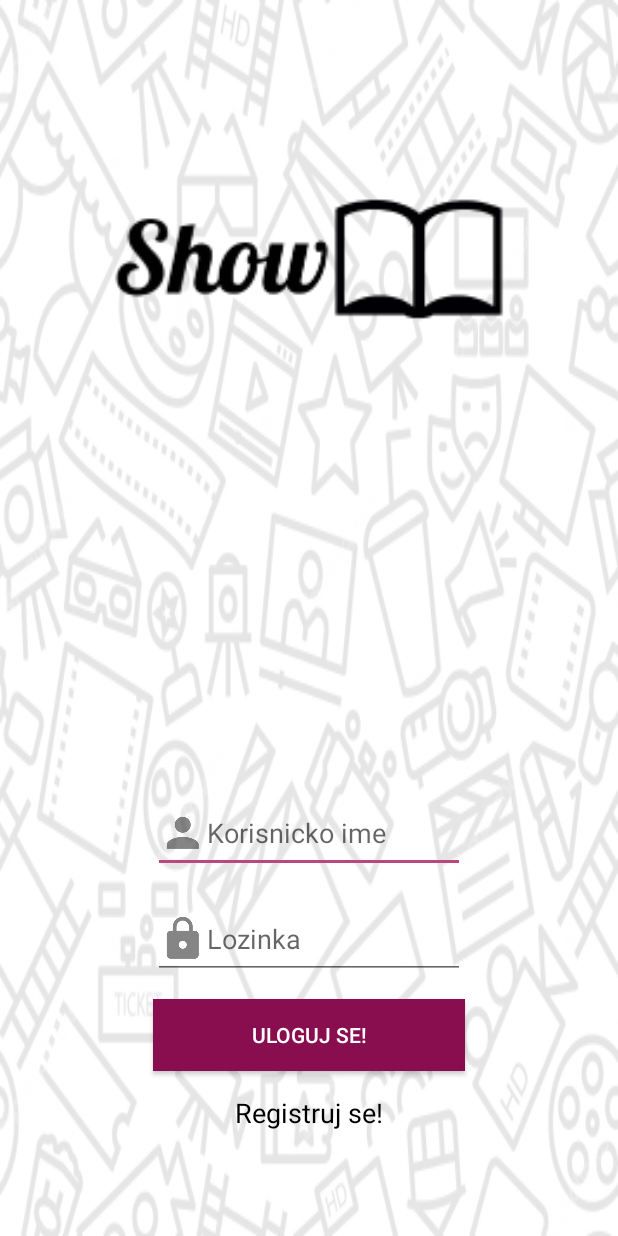
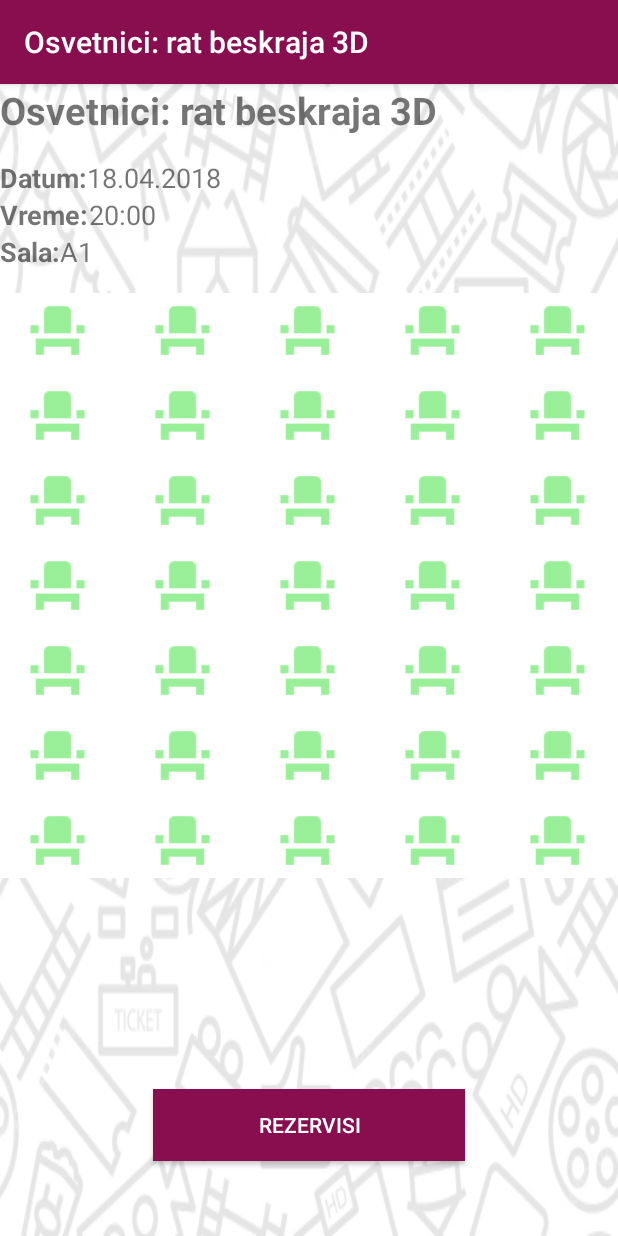
Before and after one commit to tamaramrksic/PMA, an Android app: the screen it shows after launch (LoginActivity before the commit, SeatReserveActivity after it), on a phone screen of 412 x 824 dp. Run offline under Robolectric (Android 15) with nearby library versions, the phone set to English and light mode, and no system bars.

Commit message:
Implemented window for reservation. #7

```diff
--- a/app/src/main/AndroidManifest.xml
+++ b/app/src/main/AndroidManifest.xml
@@ -13,15 +13,11 @@
         <activity
             android:name=".LoginActivity"
             android:theme="@style/ThemeWithoutToolBar">
-            <intent-filter>
-                <action android:name="android.intent.action.MAIN" />
-
-                <category android:name="android.intent.category.LAUNCHER" />
-            </intent-filter>
         </activity>
         <activity
             android:name=".RegisterActivity"
-            android:theme="@style/ThemeWithoutToolBar"></activity>
+            android:theme="@style/ThemeWithoutToolBar">
+        </activity>
         <activity
             android:name=".SettingsActivity"
             android:label="@string/settings"
@@ -35,6 +31,15 @@
             android:name=".ReservedShowDetailsActivity"
             android:label="@string/show_name_value">
         </activity>
+        <activity android:name=".SeatReserveActivity"
+            android:label="@string/show_name_value"
+            >
+            <intent-filter>
+                <action android:name="android.intent.action.MAIN" />
+
+                <category android:name="android.intent.category.LAUNCHER" />
+            </intent-filter>
+        </activity>
     </application>
 
 </manifest>
--- /dev/null
+++ b/app/src/main/java/com/example/ftn/showbook/ImageAdapter.java
@@ -0,0 +1,85 @@
+package com.example.ftn.showbook;
+
+import android.content.Context;
+import android.graphics.Color;
+import android.support.v4.content.ContextCompat;
+import android.view.LayoutInflater;
+import android.view.View;
+import android.view.ViewGroup;
+import android.widget.BaseAdapter;
+import android.widget.ImageView;
+import android.widget.TextView;
+
+import java.util.ArrayList;
+import java.util.List;
+
+public class ImageAdapter extends BaseAdapter {
+
+    private Context mContext;
+    List<Integer> selectedPositions = new ArrayList<>();
+    Integer[] numbers = new Integer[] {
+            1,2,3,4,5,6,7,8,9,10,11,12,13,14,15,16,17,18,19,
+            20,21,22,23,24,25,26,27,28,29,30,31,32,33,34,35
+    };
+
+    public ImageAdapter(Context c) {
+        mContext = c;
+    }
+    public int getCount() {
+        return numbers.length;
+    }
+
+    public Object getItem(int position) {
+        return numbers[position];
+    }
+
+    public long getItemId(int position) {
+        return position;
+    }
+
+    // create a new ImageView for each item referenced by the Adapter
+    public View getView(int position, View convertView, ViewGroup parent) {
+        ImageView imageView;
+        //com.example.ftn.showbook.ImageView imageView;
+        if (convertView == null) {
+           // if it's not recycled, initialize some attributes
+            imageView = new ImageView(mContext);
+            imageView.setLayoutParams(new ViewGroup.LayoutParams(75, 75));
+            imageView.setScaleType(ImageView.ScaleType.CENTER_CROP);
+            imageView.setPadding(5, 5, 5, 5);
+           /* if(position %2 == 0) {
+                imageView.setColorFilter(ContextCompat.getColor(mContext, R.color.colorFree));
+            }else {
+                imageView.setColorFilter(ContextCompat.getColor(mContext, R.color.colorBusy));
+            }*/
+            imageView.setColorFilter(ContextCompat.getColor(mContext, R.color.colorFree));
+        } else {
+            imageView = (ImageView) convertView;
+                  }
+        imageView.setImageResource(R.drawable.ic_action_seat);
+        imageView.setBackgroundColor(selectedPositions.contains(position)? Color.GRAY : Color.WHITE);
+        return imageView;
+    }
+
+}
+/*
+TextView textView;
+        if (convertView == null) {
+            final LayoutInflater layoutInflater = LayoutInflater.from(mContext);
+            convertView = layoutInflater.inflate(R.layout.seat_item, null);
+        }
+        final ImageView imageView = (ImageView)convertView.findViewById(R.id.seat);
+        imageView.setLayoutParams(new ViewGroup.LayoutParams(70, 70));
+        imageView.setScaleType(ImageView.ScaleType.CENTER_CROP);
+        imageView.setPadding(5, 5, 5, 5);
+        if(position %2 == 0) {
+            imageView.setColorFilter(ContextCompat.getColor(mContext, R.color.colorFree));
+        }else {
+            imageView.setColorFilter(ContextCompat.getColor(mContext, R.color.colorBusy));
+        }
+        imageView.setImageResource(R.drawable.ic_action_seat);
+        textView = (TextView)convertView.findViewById(R.id.seat_number);
+        //String text = String.valueOf(position %5 + 1);
+       // textView.setText(text);
+        return convertView;
+ */
--- /dev/null
+++ b/app/src/main/java/com/example/ftn/showbook/SeatReserveActivity.java
@@ -0,0 +1,41 @@
+package com.example.ftn.showbook;
+
+import android.graphics.Color;
+import android.support.v7.app.AppCompatActivity;
+import android.os.Bundle;
+import android.view.View;
+import android.widget.AdapterView;
+import android.widget.GridView;
+import android.widget.Toast;
+
+public class SeatReserveActivity extends AppCompatActivity {
+
+    @Override
+    protected void onCreate(Bundle savedInstanceState) {
+        super.onCreate(savedInstanceState);
+        setContentView(R.layout.activity_seat_reserve);
+
+
+
+        GridView gridview = (GridView) findViewById(R.id.gridview);
+        final ImageAdapter adapter = new ImageAdapter(this);
+        gridview.setAdapter(adapter);
+        gridview.setOnItemClickListener(new AdapterView.OnItemClickListener() {
+            public void onItemClick(AdapterView<?> parent, View v,
+                                    int position, long id) {
+
+                int selectedIndex = adapter.selectedPositions.indexOf(position);
+                if (selectedIndex > -1) {
+                    adapter.selectedPositions.remove(selectedIndex);
+                    //((ImageView)v).display(false);
+                    (v).setBackgroundColor( Color.WHITE);
+                } else {
+                    adapter.selectedPositions.add(position);
+                    //((ImageView)v).display(true);
+
+                    (v).setBackgroundColor( Color.GRAY);
+                }
+            }
+        });
+    }
+}
--- /dev/null
+++ b/app/src/main/res/layout/activity_seat_reserve.xml
@@ -0,0 +1,116 @@
+<?xml version="1.0" encoding="utf-8"?>
+
+<RelativeLayout xmlns:android="http://schemas.android.com/apk/res/android"
+    xmlns:tools="http://schemas.android.com/tools"
+    android:layout_width="match_parent"
+    android:layout_height="match_parent"
+    tools:context=".SeatReserveActivity"
+    android:background="@drawable/cinema10">
+
+
+<TextView
+    android:id="@+id/show_name_heading"
+    android:layout_width="wrap_content"
+    android:layout_height="wrap_content"
+    android:layout_below="@id/show_image"
+    android:text="@string/show_name_value"
+    android:textSize="25sp"
+    android:gravity="center"
+    android:textStyle="bold"/>
+
+    <LinearLayout
+        android:id="@+id/date_row"
+        android:layout_width="match_parent"
+        android:layout_height="wrap_content"
+        android:orientation="horizontal"
+        android:layout_below="@id/show_duration_row"
+        android:paddingTop="50dp">
+
+        <TextView
+            android:layout_width="wrap_content"
+            android:layout_height="wrap_content"
+            android:text="@string/date_label"
+            android:textSize="18sp"
+            android:textStyle="bold"/>
+
+        <TextView
+            android:layout_width="wrap_content"
+            android:layout_height="wrap_content"
+            android:text="@string/date_value"
+            android:textSize="18sp"/>
+
+    </LinearLayout>
+
+    <LinearLayout
+        android:id="@+id/time_row"
+        android:layout_width="match_parent"
+        android:layout_height="wrap_content"
+        android:orientation="horizontal"
+        android:layout_below="@id/date_row">
+
+        <TextView
+            android:layout_width="wrap_content"
+            android:layout_height="wrap_content"
+            android:text="@string/time_label"
+            android:textSize="18sp"
+            android:textStyle="bold"/>
+
+        <TextView
+            android:layout_width="wrap_content"
+            android:layout_height="wrap_content"
+            android:text="@string/time_value"
+            android:textSize="18sp"/>
+
+    </LinearLayout>
+
+    <LinearLayout
+        android:id="@+id/hall_row"
+        android:layout_width="match_parent"
+        android:layout_height="wrap_content"
+        android:orientation="horizontal"
+        android:layout_below="@id/time_row">
+
+        <TextView
+            android:layout_width="wrap_content"
+            android:layout_height="wrap_content"
+            android:text="@string/hall_label"
+            android:textSize="18sp"
+            android:textStyle="bold"/>
+
+        <TextView
+            android:layout_width="wrap_content"
+            android:layout_height="wrap_content"
+            android:text="@string/hall_value"
+            android:textSize="18sp"/>
+
+
+    </LinearLayout>
+
+    <GridView
+        android:id="@+id/gridview"
+        android:layout_width="wrap_content"
+        android:layout_height="wrap_content"
+        android:layout_below="@id/hall_row"
+        android:columnWidth="50dp"
+        android:numColumns="5"
+        android:layout_marginTop="15dp"
+        android:layout_marginBottom="15dp"
+        android:verticalSpacing="7dp"
+        android:horizontalSpacing="7dp"
+        android:gravity="center"
+        android:background="@color/colorText"
+        />
+
+    <Button
+        android:id="@+id/button_confirm_reservation"
+        android:layout_width="208dp"
+        android:layout_height="wrap_content"
+        android:layout_alignParentBottom="true"
+        android:layout_centerHorizontal="true"
+        android:layout_marginBottom="50dp"
+        android:background="@color/colorPrimary"
+        android:text="@string/confirm_reservation"
+        android:textColor="@color/colorText" />
+
+
+</RelativeLayout>
--- /dev/null
+++ b/app/src/main/res/layout/seat_item.xml
@@ -0,0 +1,16 @@
+<?xml version="1.0" encoding="utf-8"?>
+<LinearLayout xmlns:android="http://schemas.android.com/apk/res/android"
+    android:orientation="vertical"
+    android:layout_width="match_parent"
+    android:layout_height="match_parent"
+    android:gravity="center"
+    android:id="@+id/seat_layout"
+    >
+        <ImageView
+            android:id="@+id/seat"
+            android:layout_width="wrap_content"
+            android:layout_height="wrap_content"
+            android:scaleType="centerCrop"/>
+
+
+</LinearLayout>
--- a/app/src/main/res/values/colors.xml
+++ b/app/src/main/res/values/colors.xml
@@ -4,4 +4,6 @@
     <color name="colorPrimaryDark">#560027</color>
     <color name="colorAccent">#bc477b</color>
     <color name="colorText">#ffffff</color>
+    <color name="colorFree">#54e554</color>
+    <color name="colorBusy">#d32323</color>
 </resources>
--- a/app/src/main/res/values/strings.xml
+++ b/app/src/main/res/values/strings.xml
@@ -83,5 +83,6 @@
     <string name="total_price_label">Ukupan iznos: </string>
     <string name="total_price_value">1000 rsd</string>
     <string name="cancel_reservation">Otkazi rezervaciju</string>
+    <string name="confirm_reservation">Rezervisi</string>
 
 </resources>
```
Also changed, not shown: app/src/main/res/drawable-hdpi/ic_action_seat.png (added), app/src/main/res/drawable-mdpi/ic_action_seat.png (added), app/src/main/res/drawable-xhdpi/ic_action_seat.png (added), app/src/main/res/drawable-xxhdpi/ic_action_seat.png (added), 2 other files.
